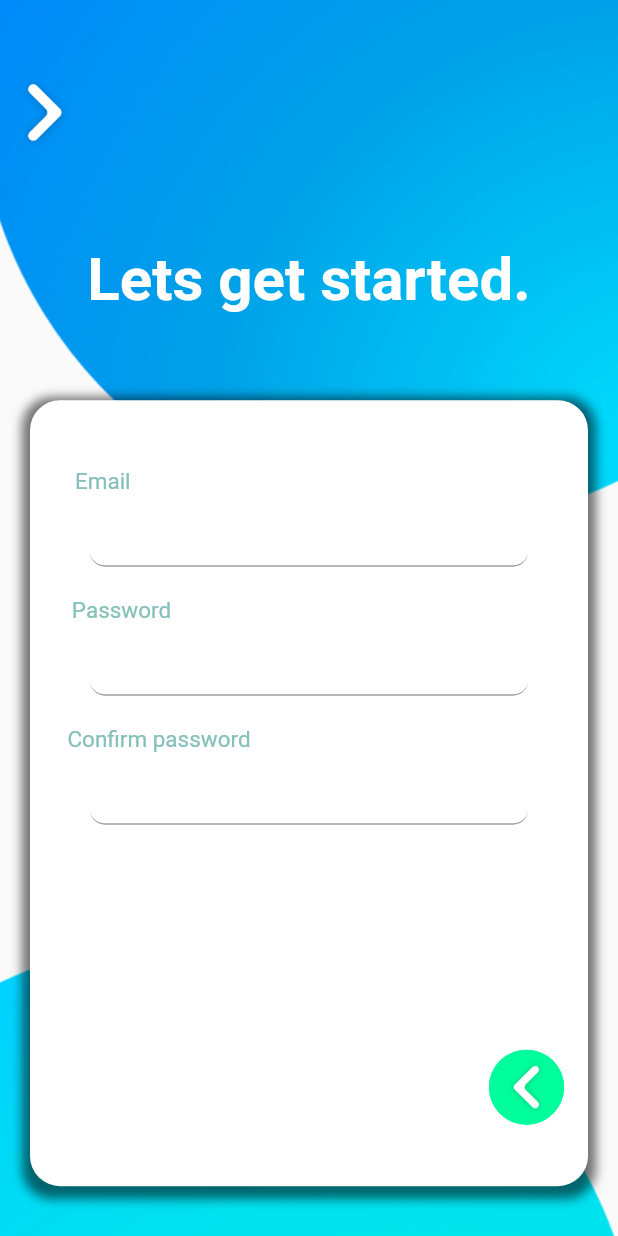
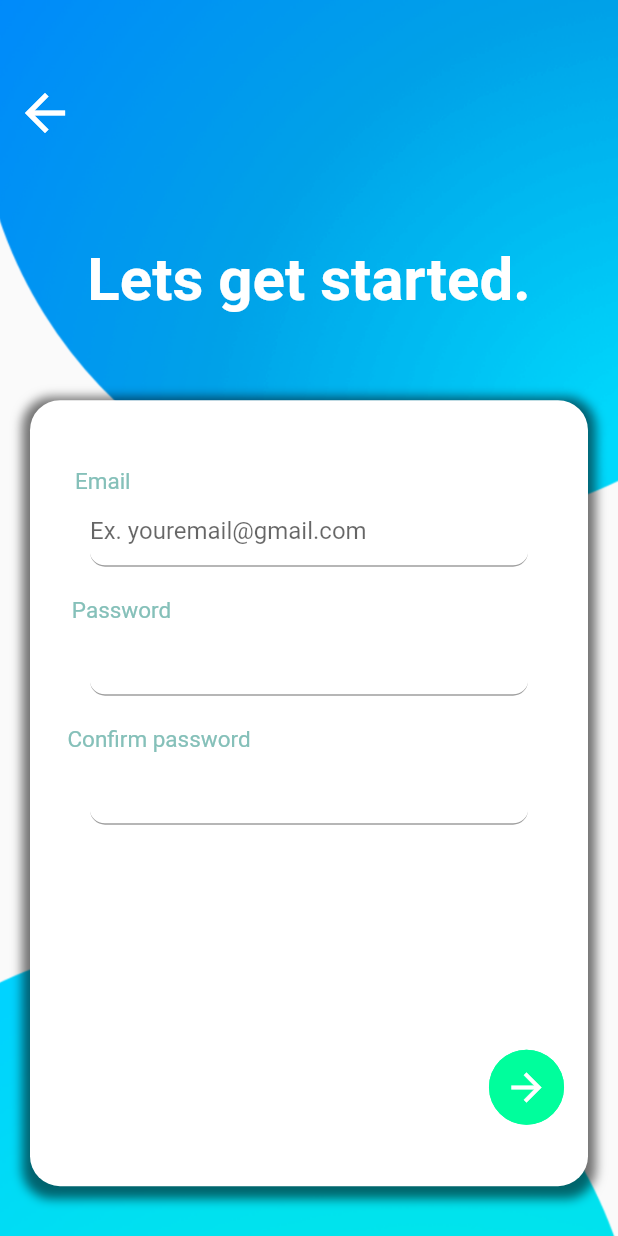
Before and after one commit to Byan010625/WeCycle, a Flutter app: the screen it shows after launch, on a phone screen of 412 x 824 dp. Run offline on Flutter 3.47's test engine with Material 2 defaults, Android fonts, the phone set to English and light mode, and no system bars; our stand-ins replace camera, image_picker; missing offline and left inert: giffy_dialog; Roboto replaces fonts that are missing (Segoe).

Commit message:
Added platform specific code for the back arrow and front arrows

```diff
--- a/lib/Login/signin.dart
+++ b/lib/Login/signin.dart
@@ -1,4 +1,5 @@
 import 'package:flutter/material.dart';
+import 'dart:io' show Platform;
 
 class SignInPage extends StatefulWidget {
   @override
@@ -12,7 +13,7 @@ class _SignInState extends State<SignInPage> with WidgetsBindingObserver {
   Widget build(BuildContext context) {
     Image blueCircle = new Image.asset("assets/images/Blue_Circle.png");
     Image tealCircle = new Image.asset("assets/images/Teal_Circle.png");
-    Image leftArrow = new Image.asset("assets/images/leftkeyboardarrow.png");
+    Icon leftArrow = Platform.isAndroid ? Icon(Icons.arrow_back, color: Colors.white, size: 30) : Icon(Icons.arrow_back_ios, color: Colors.white, size: 30);
 
     return Scaffold(
       body: SizedBox(
--- a/lib/Login/signup.dart
+++ b/lib/Login/signup.dart
@@ -1,7 +1,9 @@
 import 'package:flutter/material.dart';
 import 'dart:collection';
 import 'package:image_picker/image_picker.dart';
+import 'dart:io' show Platform;
 import 'dart:io';
+import 'dart:developer';
 
 class SignUpPage extends StatefulWidget {
   @override
@@ -12,8 +14,8 @@ class SignUpPage extends StatefulWidget {
 
 class _SignUpState extends State<SignUpPage>
     with WidgetsBindingObserver, TickerProviderStateMixin {
+
   AnimationController _slideCirclesController;
-
   AnimationController _slideBoxController;
   AnimationController _slideProfileBoxController;
   AnimationController _textInAnimationController;
@@ -38,9 +40,7 @@ class _SignUpState extends State<SignUpPage>
     keyInQueue = 0;
 
     _slideCirclesController = AnimationController(
-        duration: const Duration(milliseconds: 1500),
-        vsync: this
-    );
+        duration: const Duration(milliseconds: 1500), vsync: this);
     _slideBoxController = AnimationController(
       duration: const Duration(seconds: 2),
       vsync: this,
@@ -49,7 +49,8 @@ class _SignUpState extends State<SignUpPage>
       if (state == AnimationStatus.completed) {
         setState(() {
           this.keyInQueue = 1;
-          _slideProfileBoxController.forward(); //Assumes that the user went through the first info box
+          _slideProfileBoxController
+              .forward(); //Assumes that the user went through the first info box
           _textInAnimationController.forward();
         });
       }
@@ -110,6 +111,13 @@ class _SignUpState extends State<SignUpPage>
     _slideProfileBoxController.dispose();
   }
 
+  Future getImage() async {
+    var image = await ImagePicker.pickImage(source: ImageSource.gallery);
+    setState(() {
+      _profileImage = image;
+    });
+  }
+
   @override
   Widget build(BuildContext context) {
     precacheImage(AssetImage("assets/images/Blue_Circle.png"), context);
@@ -134,8 +142,7 @@ class _SignUpState extends State<SignUpPage>
                 child: SlideTransition(
                   position: _slideBlueCircleAnimation,
                   child: blueCircle,
-              )
-            ),
+                )),
             Positioned(
                 bottom: -400,
                 right: -15,
@@ -144,8 +151,7 @@ class _SignUpState extends State<SignUpPage>
                 child: SlideTransition(
                   position: _slideTealCircleAnimation,
                   child: Image.asset("assets/images/Teal_Circle.png"),
-                )
-            ),
+                )),
             Positioned(
               left: 10,
               top: 45,
@@ -153,7 +159,7 @@ class _SignUpState extends State<SignUpPage>
               height: 60,
               child: GestureDetector(
                 onTap: () {
-                  if(keyInQueue == 1){
+                  if (keyInQueue == 1) {
                     _slideProfileBoxController.reverse().then((state) {
                       setState(() {
                         keyInQueue = 0;
@@ -164,7 +170,7 @@ class _SignUpState extends State<SignUpPage>
                     _textInAnimationController.reverse();
                   }
                 },
-                child: Image.asset("assets/images/leftkeyboardarrow.png"),
+                child: Platform.isAndroid ? Icon(Icons.arrow_back, color: Colors.white, size: 40,) : Icon(Icons.arrow_back_ios, color: Colors.white, size: 40),
               ),
             ),
             Column(
@@ -221,6 +227,7 @@ class _SignUpState extends State<SignUpPage>
   Widget profileInfoBox(BuildContext context) {
     double infoBoxWidth = MediaQuery.of(context).size.width - 40;
     double infoBoxHeight = MediaQuery.of(context).size.height - 300;
+
     return Stack(
       children: <Widget>[
         Container(
@@ -263,16 +270,14 @@ class _SignUpState extends State<SignUpPage>
             ),
             Padding(
               padding: const EdgeInsets.symmetric(vertical: 0, horizontal: 60),
-              child: Stack(
-                children: <Widget>[
-                  GestureDetector(
+              child: GestureDetector(
                     onTap: () {
                       getImage();
                     },
                     child: Container(
                       width: 110,
                       height: 110,
-                      child: _profileImage != null ? Image.file(_profileImage) : Row(
+                      child: _profileImage != null ? null : Row(
                               children: <Widget>[
                                 Icon(
                                   Icons.add,
@@ -290,11 +295,10 @@ class _SignUpState extends State<SignUpPage>
                       decoration: BoxDecoration(
                         shape: BoxShape.circle,
                         border: Border.all(color: Color(0xFF85C0B9), width: 2),
+                        image: _profileImage != null ? DecorationImage(image: FileImage(_profileImage), fit: BoxFit.fill) : null,
                       ),
                     ),
                   )
-                ],
-              ),
               ),
             Padding(
               padding: const EdgeInsets.fromLTRB(0, 20, 275, 0),
@@ -309,6 +313,7 @@ class _SignUpState extends State<SignUpPage>
               padding: const EdgeInsets.symmetric(vertical: 0, horizontal: 60),
               child: TextField(
                   decoration: InputDecoration(
+                      hintText: "Ex. Jane Doe",
                       border: UnderlineInputBorder(
                         borderSide: BorderSide(color: Color(0xFF85C0B9)),
                         borderRadius: BorderRadius.circular(10),
@@ -326,7 +331,7 @@ class _SignUpState extends State<SignUpPage>
                 child: Container(
                   width: 30,
                   height: 50,
-                    child: Image.asset("assets/images/rightkeyboardarrow.png"),
+                  child: Platform.isAndroid ? Icon(Icons.arrow_forward, color: Colors.white, size: 30) : Icon(Icons.arrow_forward_ios, color: Colors.white, size: 30),
                 ),
               ),
             ),
@@ -374,6 +379,7 @@ class _SignUpState extends State<SignUpPage>
               padding: const EdgeInsets.symmetric(vertical: 0, horizontal: 60),
               child: TextField(
                   decoration: InputDecoration(
+                    hintText: "Ex. youremail@gmail.com",
                       border: UnderlineInputBorder(
                         borderSide: BorderSide(color: Color(0xFF85C0B9)),
                         borderRadius: BorderRadius.circular(10),
@@ -393,6 +399,7 @@ class _SignUpState extends State<SignUpPage>
             Padding(
               padding: const EdgeInsets.symmetric(vertical: 0, horizontal: 60),
               child: TextField(
+                obscureText: true,
                   decoration: InputDecoration(
                       border: UnderlineInputBorder(
                         borderSide: BorderSide(color: Color(0xFF85C0B9)),
@@ -413,6 +420,7 @@ class _SignUpState extends State<SignUpPage>
             Padding(
               padding: const EdgeInsets.symmetric(vertical: 0, horizontal: 60),
               child: TextField(
+                  obscureText: true,
                   decoration: InputDecoration(
                       border: UnderlineInputBorder(
                         borderSide: BorderSide(color: Color(0xFF85C0B9)),
@@ -434,7 +442,7 @@ class _SignUpState extends State<SignUpPage>
                 child: Container(
                   width: 30,
                   height: 50,
-                  child: Image.asset("assets/images/rightkeyboardarrow.png"),
+                  child: Platform.isAndroid ? Icon(Icons.arrow_forward, color: Colors.white, size: 30) : Icon(Icons.arrow_forward_ios, color: Colors.white, size: 30),
                 ),
               ),
             )
@@ -444,11 +452,4 @@ class _SignUpState extends State<SignUpPage>
     );
   }
 
-  Future getImage() async {
-    var image = await ImagePicker.pickImage(source: ImageSource.gallery);
-    setState(() {
-      _profileImage = image;
-    });
 }
-
-}
```
Also changed, not shown: lib/main.dart (+57 -0 lines). Lines whose indentation alone changed are shown as unchanged.
